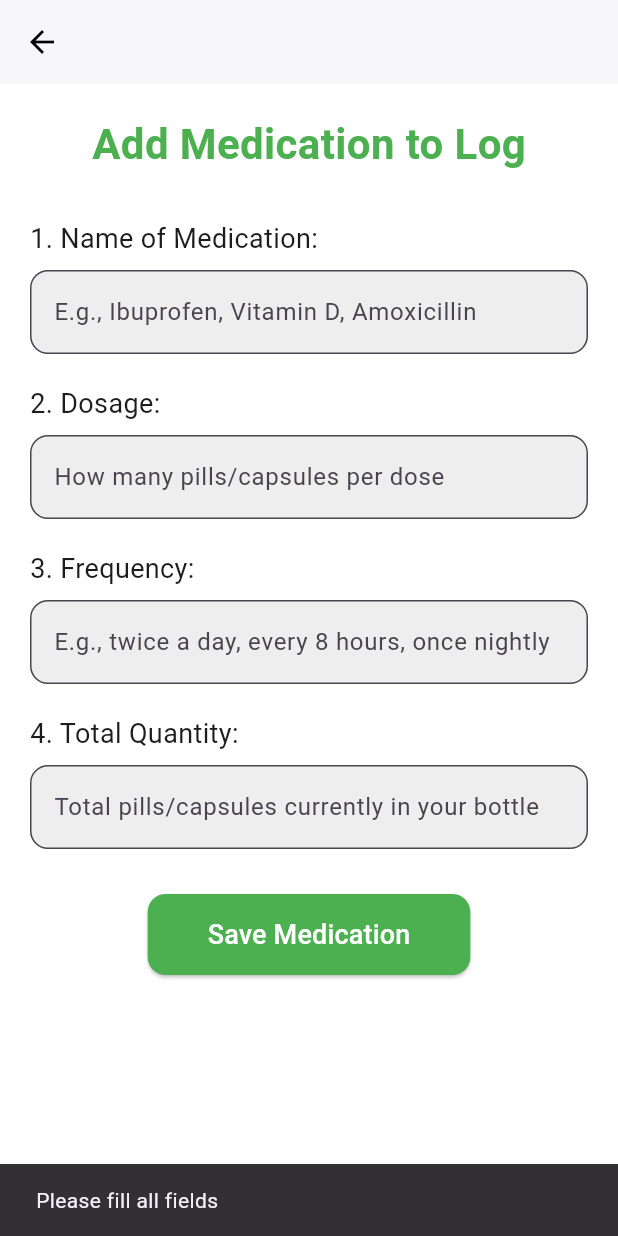
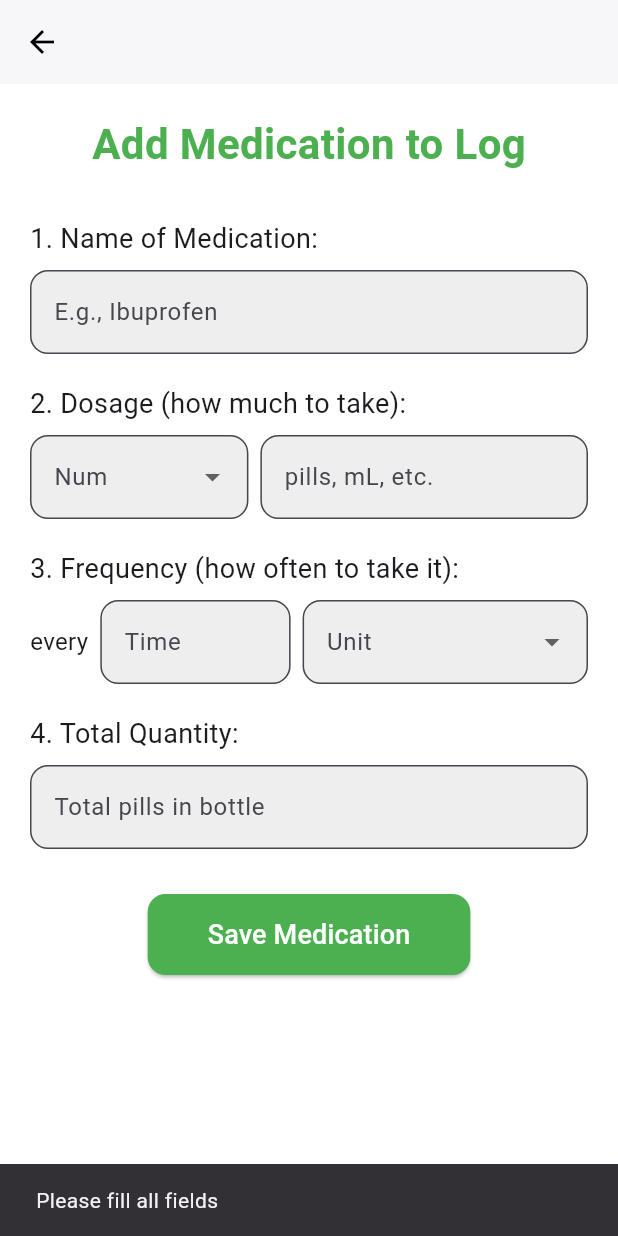
Before and after one commit to maureensanchez99/hci_final_prototye, a Flutter app: the AddMedicationPage screen opened directly, after a tap on "Save Medication", on a phone screen of 412 x 824 dp. Run offline on Flutter 3.47's test engine with Material 3 defaults, Android fonts, the phone set to English and light mode, and no system bars; our stand-ins replace flutter_local_notifications, shared_preferences, table_calendar, timezone; missing offline and left inert: workmanager; accounts and stored records are empty; Roboto replaces fonts that are missing (Merienda).

Commit message:
editing user inputer choices

```diff
--- a/lib/pages/addMeds.dart
+++ b/lib/pages/addMeds.dart
@@ -11,20 +11,32 @@ class AddMedicationPage extends StatefulWidget {
 
 class _AddMedicationPageState extends State<AddMedicationPage> {
   final TextEditingController _nameController = TextEditingController();
-  final TextEditingController _dosageController = TextEditingController();
   final TextEditingController _quantityController = TextEditingController();
-  final TextEditingController _frequencyController = TextEditingController();
+
+  // DOSAGE
+  int? _dosageNumber;
+  final TextEditingController _dosageAmountController = TextEditingController();
+
+  // FREQUENCY
+  final TextEditingController _frequencyTimeAmountController = TextEditingController();
+  String? _frequencyUnit;
 
   Future<void> _saveMedication() async {
     if (_nameController.text.isEmpty ||
-        _dosageController.text.isEmpty ||
-        _frequencyController.text.isEmpty ||
-        _quantityController.text.isEmpty) {
+        _quantityController.text.isEmpty ||
+        _dosageNumber == null ||
+        _dosageAmountController.text.isEmpty ||
+        _frequencyTimeAmountController.text.isEmpty ||
+        _frequencyUnit == null) {
       ScaffoldMessenger.of(context).showSnackBar(
         const SnackBar(content: Text("Please fill all fields")),
       );
       return;
     }
+
+    // Build dosage + frequency strings
+    final dosage = "${_dosageNumber!} ${_dosageAmountController.text}";
+    final frequency = "every ${_frequencyTimeAmountController.text} ${_frequencyUnit!}";
 
     final prefs = await SharedPreferences.getInstance();
     final String? medsString = prefs.getString('medications');
@@ -43,12 +55,11 @@ class _AddMedicationPageState extends State<AddMedicationPage> {
       }).toList();
     }
 
-    // Add new medication
     medications.add({
       'name': _nameController.text,
-      'dosage': _dosageController.text,
+      'dosage': dosage,
       'quantity': _quantityController.text,
-      'frequency': _frequencyController.text,
+      'frequency': frequency,
     });
 
     await prefs.setString('medications', jsonEncode(medications));
@@ -62,7 +73,7 @@ class _AddMedicationPageState extends State<AddMedicationPage> {
             style: TextStyle(fontFamily: "Merienda"),
           ),
           content: const Text(
-            "Would you like to add another medication or go back to the landing page?",
+            "Would you like to add another medication or go back?",
             style: TextStyle(fontFamily: "Merienda"),
           ),
           actions: [
@@ -71,9 +82,14 @@ class _AddMedicationPageState extends State<AddMedicationPage> {
                 Navigator.pop(context);
 
                 _nameController.clear();
-                _dosageController.clear();
-                _frequencyController.clear();
                 _quantityController.clear();
+                _dosageAmountController.clear();
+                _frequencyTimeAmountController.clear();
+
+                setState(() {
+                  _dosageNumber = null;
+                  _frequencyUnit = null;
+                });
               },
               child: const Text(
                 "Add Another",
@@ -81,9 +97,7 @@ class _AddMedicationPageState extends State<AddMedicationPage> {
               ),
             ),
             ElevatedButton(
-              style: ElevatedButton.styleFrom(
-                backgroundColor: Colors.green,
-              ),
+              style: ElevatedButton.styleFrom(backgroundColor: Colors.green),
               onPressed: () {
                 Navigator.pop(context);
                 Navigator.pop(context);
@@ -113,8 +127,8 @@ class _AddMedicationPageState extends State<AddMedicationPage> {
           child: Column(
             crossAxisAlignment: CrossAxisAlignment.start,
             children: [
-              Center(
-                child: const Text(
+              const Center(
+                child: Text(
                   "Add Medication to Log",
                   style: TextStyle(
                     fontFamily: 'Merienda',
@@ -127,7 +141,7 @@ class _AddMedicationPageState extends State<AddMedicationPage> {
 
               const SizedBox(height: 30),
 
-              // Name
+              // NAME
               const Text(
                 "1. Name of Medication:",
                 style: TextStyle(fontSize: 18, fontFamily: 'Merienda'),
@@ -136,59 +150,110 @@ class _AddMedicationPageState extends State<AddMedicationPage> {
               TextField(
                 controller: _nameController,
                 decoration: InputDecoration(
-                  hintText: "E.g., Ibuprofen, Vitamin D, Amoxicillin",
+                  hintText: "E.g., Ibuprofen",
                   filled: true,
                   fillColor: Colors.grey[200],
-                  border: OutlineInputBorder(
-                    borderRadius: BorderRadius.circular(12),
-                  ),
+                  border: OutlineInputBorder(borderRadius: BorderRadius.circular(12)),
                 ),
               ),
 
               const SizedBox(height: 20),
 
-              // Dosage
+              // DOSAGE (ONE LINE)
               const Text(
-                "2. Dosage:",
+                "2. Dosage (how much to take):",
                 style: TextStyle(fontSize: 18, fontFamily: 'Merienda'),
               ),
               const SizedBox(height: 8),
-              TextField(
-                controller: _dosageController,
+
+              Row(
+                children: [
+                  Expanded(
+                    flex: 2,
+                    child: DropdownButtonFormField<int>(
+                      value: _dosageNumber,
+                      decoration: InputDecoration(
+                        filled: true,
+                        fillColor: Colors.grey[200],
+                        labelText: "Num",
+                        border: OutlineInputBorder(borderRadius: BorderRadius.circular(12)),
+                      ),
+                      items: List.generate(10, (i) => i + 1)
+                          .map((n) => DropdownMenuItem(value: n, child: Text("$n")))
+                          .toList(),
+                      onChanged: (value) => setState(() => _dosageNumber = value),
+                    ),
+                  ),
+
+                  const SizedBox(width: 8),
+
+                  Expanded(
+                    flex: 3,
+                    child: TextField(
+                      controller: _dosageAmountController,
+                      decoration: InputDecoration(
+                        hintText: "pills, mL, etc.",
+                        filled: true,
+                        fillColor: Colors.grey[200],
+                        border: OutlineInputBorder(borderRadius: BorderRadius.circular(12)),
+                      ),
+                    ),
+                  ),
+                ],
+              ),
+
+              const SizedBox(height: 20),
+
+              // FREQUENCY
+              const Text(
+                "3. Frequency (how often to take it):",
+                style: TextStyle(fontSize: 18, fontFamily: 'Merienda'),
+              ),
+              const SizedBox(height: 8),
+
+              Row(
+                children: [
+                  const Text("every", style: TextStyle(fontSize: 16, fontFamily: 'Merienda')),
+                  const SizedBox(width: 8),
+
+                  Expanded(
+                    flex: 2,
+                    child: TextField(
+                      controller: _frequencyTimeAmountController,
                       keyboardType: TextInputType.number,
                       decoration: InputDecoration(
-                  hintText: "How many pills/capsules per dose",
+                        hintText: "Time",
                         filled: true,
                         fillColor: Colors.grey[200],
-                  border: OutlineInputBorder(
-                    borderRadius: BorderRadius.circular(12),
+                        border: OutlineInputBorder(borderRadius: BorderRadius.circular(12)),
                       ),
                     ),
                   ),
 
-              const SizedBox(height: 20),
+                  const SizedBox(width: 8),
 
-              // Frequency
-              const Text(
-                "3. Frequency:",
-                style: TextStyle(fontSize: 18, fontFamily: 'Merienda'),
-              ),
-              const SizedBox(height: 8),
-              TextField(
-                controller: _frequencyController,
+                  Expanded(
+                    flex: 3,
+                    child: DropdownButtonFormField<String>(
+                      value: _frequencyUnit,
                       decoration: InputDecoration(
-                  hintText: "E.g., twice a day, every 8 hours, once nightly",
                         filled: true,
                         fillColor: Colors.grey[200],
-                  border: OutlineInputBorder(
-                    borderRadius: BorderRadius.circular(12),
+                        labelText: "Unit",
+                        border: OutlineInputBorder(borderRadius: BorderRadius.circular(12)),
+                      ),
+                      items: ["minutes", "hours", "days", "weeks"]
+                          .map((u) => DropdownMenuItem(value: u, child: Text(u)))
+                          .toList(),
+                      onChanged: (value) => setState(() => _frequencyUnit = value),
                     ),
                   ),
+                ],
               ),
 
               const SizedBox(height: 20),
 
-              // Quantity
+              // QUANTITY
               const Text(
                 "4. Total Quantity:",
                 style: TextStyle(fontSize: 18, fontFamily: 'Merienda'),
@@ -198,12 +263,10 @@ class _AddMedicationPageState extends State<AddMedicationPage> {
                 controller: _quantityController,
                 keyboardType: TextInputType.number,
                 decoration: InputDecoration(
-                  hintText: "Total pills/capsules currently in your bottle",
+                  hintText: "Total pills in bottle",
                   filled: true,
                   fillColor: Colors.grey[200],
-                  border: OutlineInputBorder(
-                    borderRadius: BorderRadius.circular(12),
-                  ),
+                  border: OutlineInputBorder(borderRadius: BorderRadius.circular(12)),
                 ),
               ),
 
@@ -214,17 +277,16 @@ class _AddMedicationPageState extends State<AddMedicationPage> {
                   onPressed: _saveMedication,
                   style: ElevatedButton.styleFrom(
                     backgroundColor: Colors.green,
-                    padding: const EdgeInsets.symmetric(
-                        horizontal: 40, vertical: 14),
-                    shape: RoundedRectangleBorder(
-                        borderRadius: BorderRadius.circular(12)),
+                    padding: const EdgeInsets.symmetric(horizontal: 40, vertical: 14),
+                    shape: RoundedRectangleBorder(borderRadius: BorderRadius.circular(12)),
                   ),
                   child: const Text(
                     "Save Medication",
                     style: TextStyle(
                       fontSize: 18,
                       fontFamily: "Merienda",
-                        color: Colors.white),
+                      color: Colors.white,
+                    ),
                   ),
                 ),
               ),
```
Lines whose indentation alone changed are shown as unchanged.
